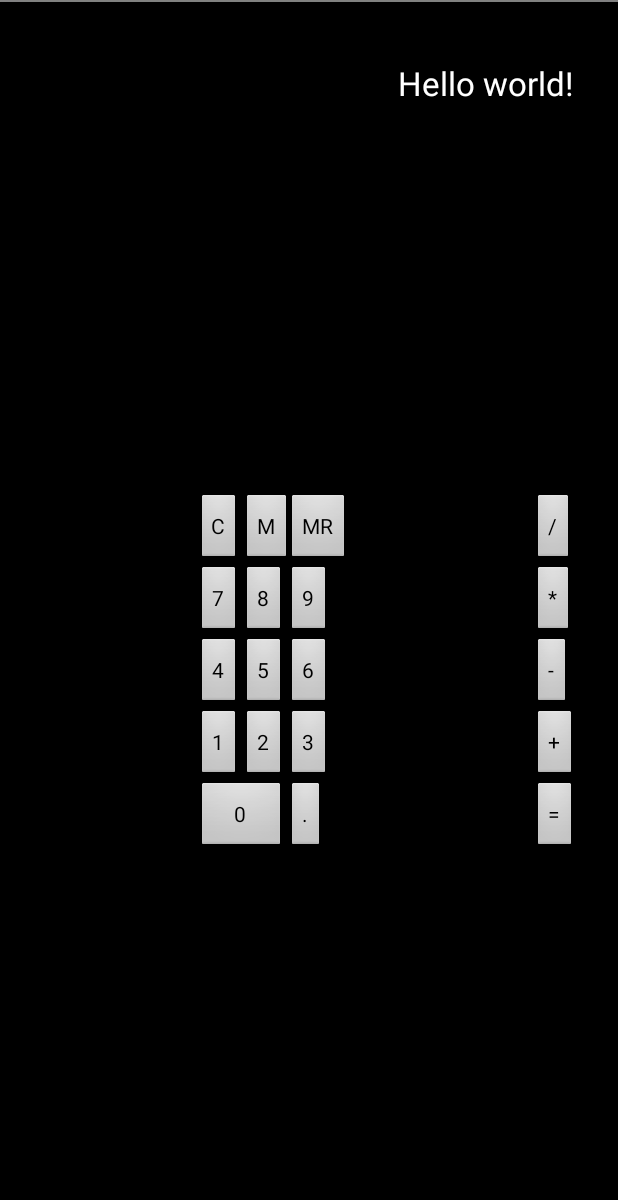
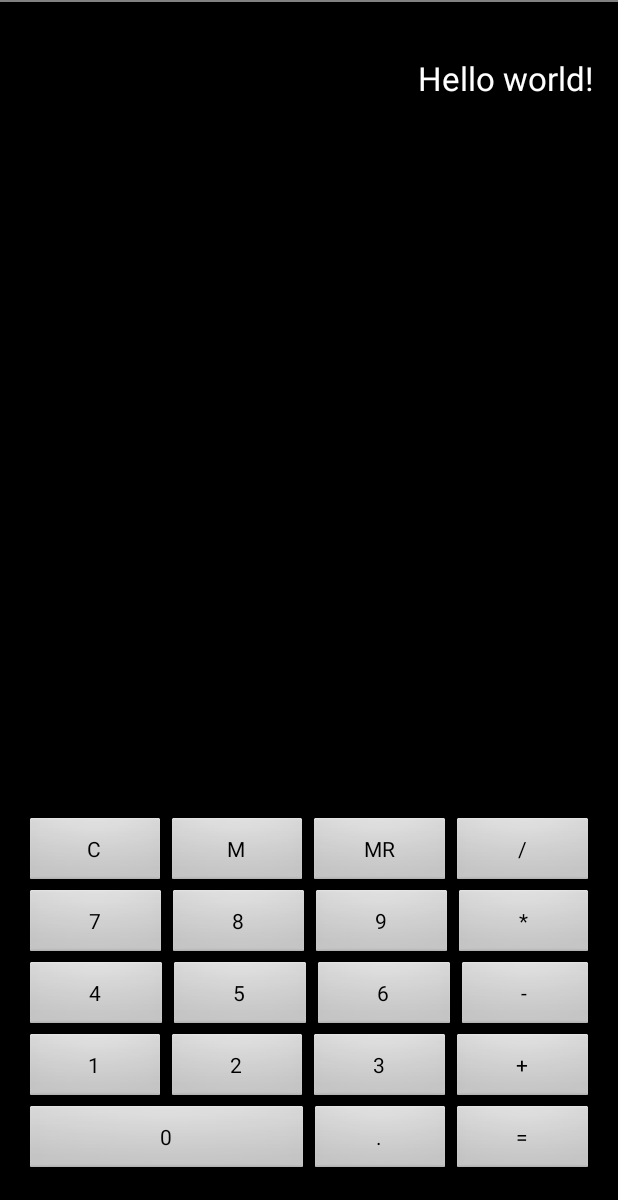
Before and after one commit to steamclock/jscalc, an Android app: the screen it shows after launch (MainActivity), on a phone screen of 412 x 824 dp, the part 36-1236 px from its top. Run offline under Robolectric (Android 15) with nearby library versions, the phone set to English and light mode, and no system bars; libraries missing offline, so code that uses them is left out: junit.framework; network calls fail.

Commit message:
Improve layout of buttons. #10

```diff
--- a/android/JSCalc/src/main/res/layout/activity_main.xml
+++ b/android/JSCalc/src/main/res/layout/activity_main.xml
@@ -8,23 +8,81 @@
     android:paddingBottom="@dimen/activity_vertical_margin"
     tools:context=".MainActivity">
 
+
+    <TextView
+            android:layout_width="wrap_content"
+            android:layout_height="wrap_content"
+            android:textAppearance="?android:attr/textAppearanceLarge"
+            android:text="@string/hello_world"
+            android:id="@+id/textView"
+            android:layout_marginTop="20dp"
+            android:gravity="right"
+            android:layout_alignParentTop="true"
+            android:layout_alignRight="@+id/linearLayout"/>
+
+
+    <LinearLayout
+            android:orientation="vertical"
+            android:layout_width="fill_parent"
+            android:layout_height="wrap_content"
+            android:layout_alignParentBottom="true"
+            android:id="@+id/linearLayout">
+
+        <LinearLayout
+                android:layout_width="fill_parent"
+                android:layout_height="fill_parent"
+                android:layout_weight="0.2">
+
+            <Button
+                    android:layout_width="0dip"
+                    android:layout_height="wrap_content"
+                    android:text="C"
+                    android:id="@+id/clearButton"
+                    android:layout_weight="0.25"/>
+
+            <Button
+                    android:layout_width="0dip"
+                    android:layout_height="wrap_content"
+                    android:text="M"
+                    android:id="@+id/memStore"
+                    android:layout_weight="0.25"/>
+
+            <Button
+                    android:layout_width="0dip"
+                    android:layout_height="wrap_content"
+                    android:text="MR"
+                    android:id="@+id/memRecall"
+                    android:layout_weight="0.25"/>
+
+            <Button
+                    android:layout_width="0dip"
+                    android:layout_height="wrap_content"
+                    android:text="/"
+                    android:id="@+id/button15"
+                    android:onClick="buttonPressed"
+                    android:layout_weight="0.25"/>
+        </LinearLayout>
+
+        <LinearLayout
+                android:layout_width="fill_parent"
+                android:layout_height="fill_parent"
+                android:layout_weight="0.2">
+
             <Button
                     android:layout_width="wrap_content"
                     android:layout_height="wrap_content"
                     android:text="7"
                     android:id="@+id/button1"
-            android:layout_centerVertical="true"
                     android:onClick="buttonPressed"
-            android:layout_toLeftOf="@+id/button"/>
+                    android:layout_weight="0.25"/>
 
             <Button
                     android:layout_width="wrap_content"
                     android:layout_height="wrap_content"
                     android:text="8"
                     android:id="@+id/button"
-            android:layout_above="@+id/button5"
-            android:layout_toLeftOf="@+id/button2"
-            android:onClick="buttonPressed"/>
+                    android:onClick="buttonPressed"
+                    android:layout_weight="0.25"/>
 
             <Button
                     android:layout_width="wrap_content"
@@ -32,165 +90,122 @@
                     android:text="9"
                     android:id="@+id/button2"
                     android:onClick="buttonPressed"
-            android:layout_alignTop="@+id/button"
-            android:layout_centerHorizontal="true"/>
+                    android:layout_weight="0.25"/>
 
             <Button
                     android:layout_width="wrap_content"
                     android:layout_height="wrap_content"
                     android:text="*"
                     android:id="@+id/button3"
-            android:layout_alignTop="@+id/button2"
-            android:layout_alignParentRight="true"
-            android:layout_marginRight="13dp"
-            android:onClick="buttonPressed"/>
+                    android:onClick="buttonPressed"
+                    android:layout_weight="0.25"/>
+        </LinearLayout>
+
+        <LinearLayout
+                android:layout_width="fill_parent"
+                android:layout_height="fill_parent"
+                android:layout_weight="0.2">
 
             <Button
                     android:layout_width="wrap_content"
                     android:layout_height="wrap_content"
                     android:text="4"
                     android:id="@+id/button4"
-            android:layout_below="@+id/button1"
-            android:layout_alignLeft="@+id/button1"
                     android:onClick="buttonPressed"
-            android:layout_toLeftOf="@+id/button"/>
+                    android:layout_weight="0.25"/>
 
             <Button
                     android:layout_width="wrap_content"
                     android:layout_height="wrap_content"
                     android:text="5"
                     android:id="@+id/button5"
-            android:layout_above="@+id/button9"
-            android:layout_toLeftOf="@+id/button6"
-            android:onClick="buttonPressed"/>
+                    android:onClick="buttonPressed"
+                    android:layout_weight="0.25"/>
 
             <Button
                     android:layout_width="wrap_content"
                     android:layout_height="wrap_content"
                     android:text="6"
                     android:id="@+id/button6"
-            android:layout_below="@+id/button2"
-            android:layout_alignLeft="@+id/button2"
-            android:onClick="buttonPressed"/>
+                    android:onClick="buttonPressed"
+                    android:layout_weight="0.25"/>
 
             <Button
                     android:layout_width="wrap_content"
                     android:layout_height="wrap_content"
                     android:text="-"
                     android:id="@+id/button7"
-            android:layout_below="@+id/button3"
-            android:layout_alignLeft="@+id/button3"
-            android:onClick="buttonPressed"/>
+                    android:onClick="buttonPressed"
+                    android:layout_weight="0.25"/>
+        </LinearLayout>
+
+        <LinearLayout
+                android:layout_width="fill_parent"
+                android:layout_height="fill_parent"
+                android:layout_weight="0.2">
 
             <Button
                     android:layout_width="wrap_content"
                     android:layout_height="wrap_content"
                     android:text="1"
                     android:id="@+id/button8"
-            android:layout_below="@+id/button4"
-            android:layout_alignLeft="@+id/button4"
                     android:onClick="buttonPressed"
-            android:layout_toLeftOf="@+id/button9"/>
+                    android:layout_weight="0.25"/>
 
             <Button
                     android:layout_width="wrap_content"
                     android:layout_height="wrap_content"
                     android:text="2"
                     android:id="@+id/button9"
-            android:layout_above="@+id/button13"
-            android:layout_alignLeft="@+id/button5"
-            android:onClick="buttonPressed"/>
+                    android:onClick="buttonPressed"
+                    android:layout_weight="0.25"/>
 
             <Button
                     android:layout_width="wrap_content"
                     android:layout_height="wrap_content"
                     android:text="3"
                     android:id="@+id/button10"
-            android:layout_alignTop="@+id/button9"
-            android:layout_alignLeft="@+id/button6"
-            android:onClick="buttonPressed"/>
+                    android:onClick="buttonPressed"
+                    android:layout_weight="0.25"/>
 
             <Button
                     android:layout_width="wrap_content"
                     android:layout_height="wrap_content"
                     android:text="+"
                     android:id="@+id/button11"
-            android:layout_below="@+id/button7"
-            android:layout_alignLeft="@+id/button7"
-            android:onClick="buttonPressed"/>
+                    android:onClick="buttonPressed"
+                    android:layout_weight="0.25"/>
+        </LinearLayout>
+
+        <LinearLayout
+                android:layout_width="fill_parent"
+                android:layout_height="fill_parent"
+                android:layout_weight="0.2">
 
             <Button
-            android:layout_width="wrap_content"
+                    android:layout_width="0dip"
                     android:layout_height="wrap_content"
                     android:text="0"
                     android:id="@+id/button12"
-            android:layout_below="@+id/button8"
-            android:layout_alignLeft="@+id/button8"
-            android:layout_alignRight="@+id/button9"
-            android:onClick="buttonPressed"/>
+                    android:onClick="buttonPressed"
+                    android:layout_weight="0.5"/>
 
             <Button
-            android:layout_width="wrap_content"
+                    android:layout_width="0dip"
                     android:layout_height="wrap_content"
                     android:text="."
                     android:id="@+id/button13"
-            android:layout_alignTop="@+id/button12"
-            android:layout_alignLeft="@+id/button10"
-            android:onClick="buttonPressed"/>
+                    android:onClick="buttonPressed"
+                    android:layout_weight="0.25"/>
 
             <Button
-            android:layout_width="wrap_content"
+                    android:layout_width="0dip"
                     android:layout_height="wrap_content"
                     android:text="="
                     android:id="@+id/button14"
-            android:layout_alignTop="@+id/button13"
-            android:layout_alignLeft="@+id/button11"
-            android:onClick="buttonPressed"/>
-
-    <TextView
-            android:layout_width="wrap_content"
-            android:layout_height="wrap_content"
-            android:textAppearance="?android:attr/textAppearanceLarge"
-            android:text="@string/hello_world"
-            android:id="@+id/textView"
-            android:layout_alignParentTop="true"
-            android:layout_alignLeft="@+id/button1"
-            android:layout_marginTop="23dp"
-            android:layout_alignRight="@+id/button3"
-            android:gravity="right"/>
-
-    <Button
-            android:layout_width="wrap_content"
-            android:layout_height="wrap_content"
-            android:text="C"
-            android:id="@+id/clearButton"
-            android:layout_above="@+id/button1"
-            android:layout_alignLeft="@+id/button1"
-            android:layout_toLeftOf="@+id/button"/>
-
-    <Button
-            android:layout_width="wrap_content"
-            android:layout_height="wrap_content"
-            android:text="M"
-            android:id="@+id/memStore"
-            android:layout_above="@+id/button"
-            android:layout_toRightOf="@+id/button1"/>
-
-    <Button
-            android:layout_width="wrap_content"
-            android:layout_height="wrap_content"
-            android:text="MR"
-            android:id="@+id/memRecall"
-            android:layout_above="@+id/button"
-            android:layout_toRightOf="@+id/button"/>
-
-    <Button
-            android:layout_width="wrap_content"
-            android:layout_height="wrap_content"
-            android:text="/"
-            android:id="@+id/button15"
                     android:onClick="buttonPressed"
-            android:layout_alignTop="@+id/memRecall"
-            android:layout_alignLeft="@+id/button3"/>
+                    android:layout_weight="0.25"/>
+        </LinearLayout>
+    </LinearLayout>
 
 </RelativeLayout>
```
Lines whose indentation alone changed are shown as unchanged.
